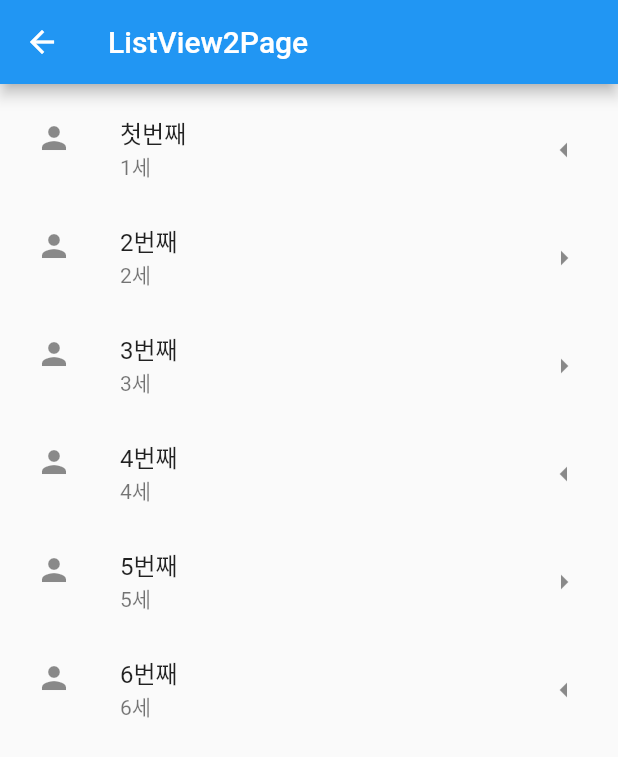
After one commit to dkfjsdif10815kljrwnef/savedata, a Flutter app: the ListView2Page screen opened directly, on a phone screen of 412 x 824 dp. The commit adds this screen. Shown: the top 757 px of the screen. Run offline on Flutter 3.47's test engine with Material 2 defaults, Android fonts, the phone set to English and light mode, and no system bars; our stand-ins replace datetime_picker_formfield, get; network calls fail.

Commit message:
0215 commit

```diff
--- /dev/null
+++ b/lib/src/pages/layout_listview2.dart
@@ -0,0 +1,130 @@
+import 'package:flutter/cupertino.dart';
+import 'package:flutter/material.dart';
+import 'package:get/get.dart';
+
+import '../home.dart';
+
+class ListView2Page extends StatelessWidget {
+  const ListView2Page({Key key}) : super(key: key);
+
+  @override
+  Widget build(BuildContext context) {
+    List<Person> people = [
+      Person(1, '첫번째', true),
+      Person(2, '2번째', false),
+      Person(3, '3번째', false),
+      Person(4, '4번째', true),
+      Person(5, '5번째', false),
+      Person(6, '6번째', true)
+    ];
+
+    return Scaffold(
+        appBar: AppBar(
+          title: Text("ListView2Page"),
+        ),
+        body: ListView.builder(
+          padding: const EdgeInsets.all(8),
+          itemCount: people.length + 1,
+          itemBuilder: (BuildContext context, int index) {
+            if (index == 0) return HeaderTitle();
+            return PersonTitle(people[index - 1]);
+          },
+        ));
+  }
+}
+/*
+* 1. 명시적 children 넘기기
+* 기본생성자를 이용해서 ListView생성
+* Scaffold(
+        appBar: AppBar(
+          title: Text("ListView2Page"),
+        ),
+        body: ListView(padding: const EdgeInsets.all(8), children: <Widget>[
+          HeaderTitle(),
+          PersonTitle(people[0]),
+          PersonTitle(people[1]),
+          PersonTitle(people[2]),
+          PersonTitle(people[3]),
+          PersonTitle(people[4]),
+          PersonTitle(people[5]),
+        ]));
+
+* 2. ListView.builder
+* Scaffold(
+        appBar: AppBar(
+          title: Text("ListView2Page"),
+        ),
+        body: ListView.builder(
+          padding: const EdgeInsets.all(8),
+          itemCount: people.length + 1,
+          itemBuilder: (BuildContext context, int index) {
+            if (index == 0) return HeaderTitle();
+            return PersonTitle(people[index - 1]);
+          },
+        ));
+        *
+*3. ListView.separted
+* 아이템과 아이템사이에 구분자를 넣을 수 있음
+* Scaffold(
+        appBar: AppBar(
+          title: Text("ListView2Page"),
+        ),
+        body: ListView.separated(
+            padding: const EdgeInsets.all(8),
+            itemCount: people.length + 1,
+            itemBuilder: (BuildContext context, int index) {
+              if (index == 0) return HeaderTitle();
+              return PersonTitle(people[index - 1]);
+            },
+            separatorBuilder: (context, index) {
+              if (index == 0) return SizedBox.shrink();
+              return const Divider();
+            }));
+            *
+*  */
+
+class Person {
+  int age;
+  String name;
+  bool isLeftHand;
+
+  Person(this.age, this.name, this.isLeftHand);
+}
+
+class PersonTitle extends StatelessWidget {
+  final Person _person;
+  PersonTitle(this._person);
+
+  @override
+  Widget build(BuildContext context) {
+    return ListTile(
+      leading: Icon(Icons.person),
+      title: Text(_person.name),
+      subtitle: Text("${_person.age}세"),
+      trailing: PersonHandIcon(_person.isLeftHand),
+    );
+  }
+}
+
+class PersonHandIcon extends StatelessWidget {
+  final bool _isLeftHand;
+  PersonHandIcon(this._isLeftHand);
+
+  @override
+  Widget build(BuildContext context) {
+    if (_isLeftHand)
+      return Icon(Icons.arrow_left);
+    else
+      return Icon(Icons.arrow_right);
+  }
+}
+
+class HeaderTitle extends StatelessWidget {
+  @override
+  Widget build(BuildContext context) {
+    return Container(
+      child: Image.network(
+          "https://t1.daumcdn.net/thumb/R720x0/?fname=https://t1.daumcdn.net/brunch/service/user/1YN0/image/ak-gRe29XA2HXzvSBowU7Tl7LFE.png"),
+    );
+  }
+}
--- a/lib/src/pages/textField2.dart
+++ b/lib/src/pages/textField2.dart
@@ -36,7 +36,7 @@ class TextFieldPage2 extends StatelessWidget {
                   decoration: InputDecoration(
                     border: OutlineInputBorder(),
                     labelText: 'Hint',
-                  ))
+                  )),
             ])));
   }
 }
--- /dev/null
+++ b/lib/src/pages/textfield/input_decorator.dart
@@ -0,0 +1,18 @@
+enum FloatingLabelBehavior {
+  never,
+  auto,
+  always,
+}
+
+enum _DecorationSlot {
+  icon,
+  input,
+  label,
+  hint,
+  prefix,
+  suffix,
+  prefixIcon,
+  suffixIcon,
+  helperError,
+  counter
+}
--- /dev/null
+++ b/lib/src/pages/textfield/my_input_theme.dart
@@ -0,0 +1,37 @@
+import 'package:flutter/material.dart';
+
+class MyInputTheme {
+  TextStyle _builtTextStyle(Color color, {double size = 16.0}) {
+    return TextStyle(color: color, fontSize: size);
+  }
+
+  OutlineInputBorder _buildBorder(Color color) {
+    return OutlineInputBorder(
+        borderRadius: BorderRadius.all(Radius.circular(20)),
+        borderSide: BorderSide(
+          color: color,
+          width: 1.0,
+        ));
+  }
+
+  InputDecorationTheme theme() => InputDecorationTheme(
+        contentPadding: EdgeInsets.all(16),
+        isDense: true,
+        floatingLabelBehavior: FloatingLabelBehavior.auto,
+        // constraints: BoxConstraints(maxWidth: 150),
+        enabledBorder: _buildBorder(Colors.grey[600]),
+        errorBorder: _buildBorder(Colors.red),
+        focusedErrorBorder: _buildBorder(Colors.red),
+        border: _buildBorder(Colors.yellow),
+        focusedBorder: _buildBorder(Colors.blue),
+        disabledBorder: _buildBorder(Colors.grey[400]),
+        suffixStyle: _builtTextStyle(Colors.black),
+        counterStyle: _builtTextStyle(Colors.grey, size: 12.0),
+        floatingLabelStyle: _builtTextStyle(Colors.black),
+        errorStyle: _builtTextStyle(Colors.red, size: 12.0),
+        helperStyle: _builtTextStyle(Colors.red, size: 12.0),
+        hintStyle: _builtTextStyle(Colors.red, size: 12.0),
+        labelStyle: _builtTextStyle(Colors.red, size: 12.0),
+        prefixStyle: _builtTextStyle(Colors.red, size: 12.0),
+      );
+}
--- a/pubspec.yaml
+++ b/pubspec.yaml
@@ -36,7 +36,7 @@ dependencies:
   cupertino_icons: ^1.0.2
   get: ^3.24.0
   provider: ^4.3.3
-
+  datetime_picker_formfield: ^2.0.0
 
 
 dev_dependencies:
```
Also changed, not shown: lib/main.dart (+2 -6 lines), lib/src/home/layout_home.dart (+11 -1 lines), lib/src/home/textfield_home.dart (+20 -0 lines), lib/src/pages/dateFeild.dart (added, +75 -0 lines), lib/src/pages/textFieldInRow.dart (added, +37 -0 lines), lib/src/pages/textFormField.dart (added, +74 -0 lines), lib/src/pages/textfield/components/password_field.dart (added, +36 -0 lines), lib/src/pages/textfield/components/text_field_row.dart (added, +42 -0 lines), lib/src/pages/textfield/string_extensions.dart (added, +13 -0 lines), pubspec.lock.
